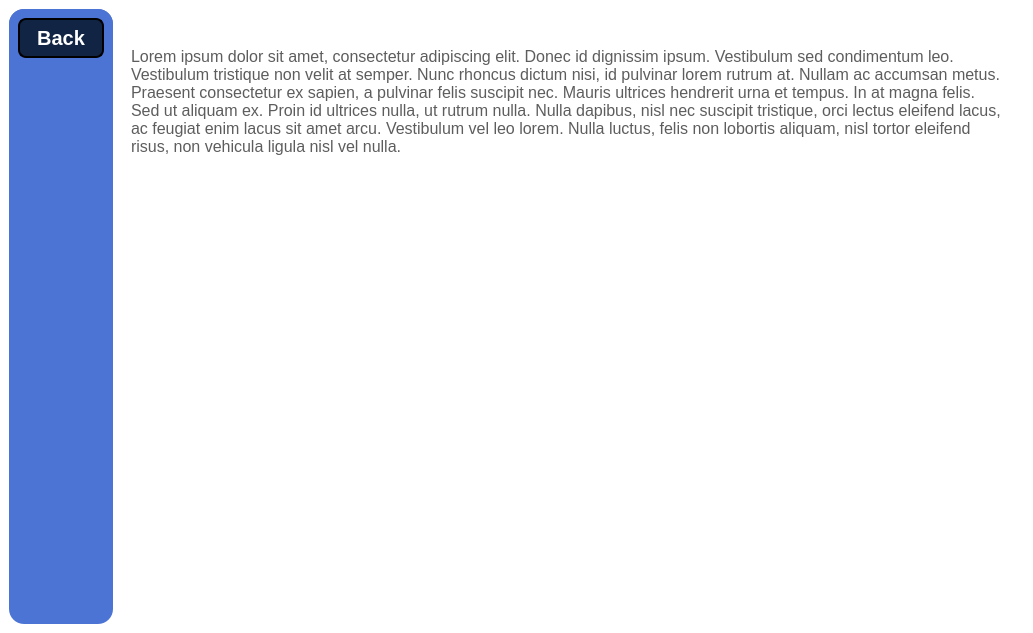
Project-K-Official/kavach-studyblu, file xedu/ui/course_reading.ui: the form before one commit.
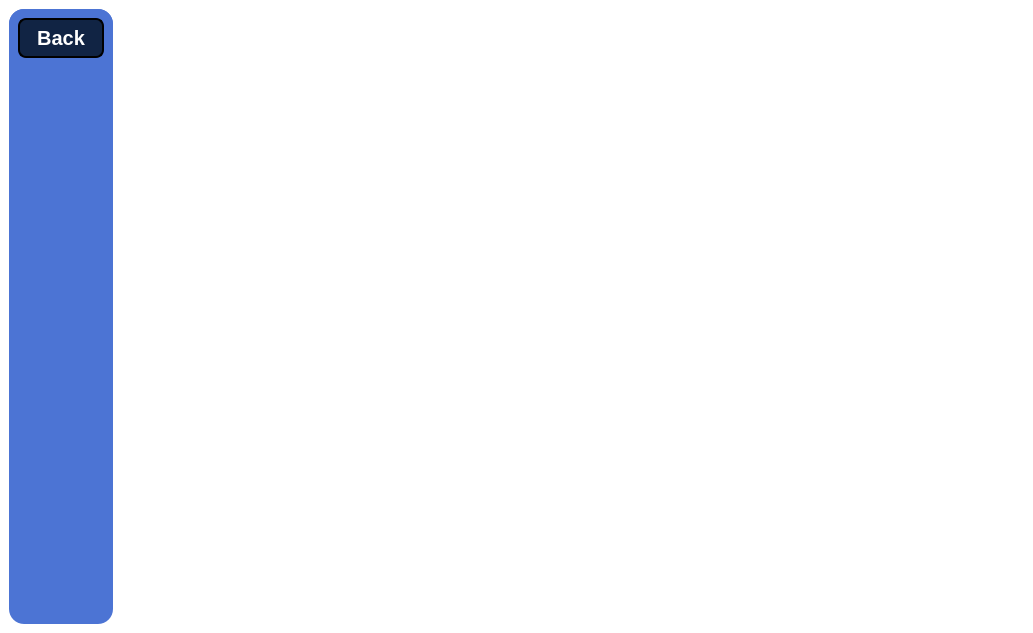
The form after the commit.

```diff
--- a/xedu/ui/course_reading.ui
+++ b/xedu/ui/course_reading.ui
@@ -28,129 +28,8 @@
    <bool>false</bool>
   </property>
   <widget class="QWidget" name="centralwidget">
-   <layout class="QGridLayout" name="gridLayout_2">
-    <property name="spacing">
-     <number>0</number>
-    </property>
-    <item row="0" column="1">
-     <widget class="QScrollArea" name="MAINContent">
-      <property name="sizePolicy">
-       <sizepolicy hsizetype="MinimumExpanding" vsizetype="MinimumExpanding">
-        <horstretch>0</horstretch>
-        <verstretch>0</verstretch>
-       </sizepolicy>
-      </property>
-      <property name="styleSheet">
-       <string notr="true">color: #000000;
-background-color: #FFFFFF;</string>
-      </property>
-      <property name="widgetResizable">
-       <bool>true</bool>
-      </property>
-      <widget class="QWidget" name="scrollAreaWidgetContents">
-       <property name="geometry">
-        <rect>
-         <x>0</x>
-         <y>0</y>
-         <width>915</width>
-         <height>615</height>
-        </rect>
-       </property>
-       <property name="sizePolicy">
-        <sizepolicy hsizetype="Minimum" vsizetype="Minimum">
-         <horstretch>0</horstretch>
-         <verstretch>0</verstretch>
-        </sizepolicy>
-       </property>
-       <layout class="QVBoxLayout" name="verticalLayout_3">
-        <item>
-         <spacer name="verticalSpacer_7">
-          <property name="orientation">
-           <enum>Qt::Vertical</enum>
-          </property>
-          <property name="sizeType">
-           <enum>QSizePolicy::Maximum</enum>
-          </property>
-          <property name="sizeHint" stdset="0">
-           <size>
-            <width>20</width>
-            <height>20</height>
-           </size>
-          </property>
-         </spacer>
-        </item>
-        <item>
-         <widget class="QScrollArea" name="scrollArea">
-          <property name="sizePolicy">
-           <sizepolicy hsizetype="Minimum" vsizetype="Minimum">
-            <horstretch>0</horstretch>
-            <verstretch>0</verstretch>
-           </sizepolicy>
-          </property>
-          <property name="styleSheet">
-           <string notr="true">border:none;</string>
-          </property>
-          <property name="widgetResizable">
-           <bool>true</bool>
-          </property>
-          <property name="alignment">
-           <set>Qt::AlignLeading|Qt::AlignLeft|Qt::AlignTop</set>
-          </property>
-          <widget class="QWidget" name="scrollAreaWidgetContents_2">
-           <property name="geometry">
-            <rect>
-             <x>0</x>
-             <y>0</y>
-             <width>897</width>
-             <height>571</height>
-            </rect>
-           </property>
-           <property name="sizePolicy">
-            <sizepolicy hsizetype="Minimum" vsizetype="Preferred">
-             <horstretch>0</horstretch>
-             <verstretch>0</verstretch>
-            </sizepolicy>
-           </property>
-           <layout class="QVBoxLayout" name="verticalLayout_2">
-            <item>
-             <widget class="QLabel" name="Para1">
-              <property name="sizePolicy">
-               <sizepolicy hsizetype="Ignored" vsizetype="MinimumExpanding">
-                <horstretch>0</horstretch>
-                <verstretch>0</verstretch>
-               </sizepolicy>
-              </property>
-              <property name="font">
-               <font>
-                <pointsize>12</pointsize>
-                <bold>false</bold>
-               </font>
-              </property>
-              <property name="styleSheet">
-               <string notr="true">color: rgb(93, 93, 93);</string>
-              </property>
-              <property name="text">
-               <string>Lorem ipsum dolor sit amet, consectetur adipiscing elit. Donec id dignissim ipsum. Vestibulum sed condimentum leo. Vestibulum tristique non velit at semper. Nunc rhoncus dictum nisi, id pulvinar lorem rutrum at. Nullam ac accumsan metus. Praesent consectetur ex sapien, a pulvinar felis suscipit nec. Mauris ultrices hendrerit urna et tempus. In at magna felis. Sed ut aliquam ex. Proin id ultrices nulla, ut rutrum nulla. Nulla dapibus, nisl nec suscipit tristique, orci lectus eleifend lacus, ac feugiat enim lacus sit amet arcu. Vestibulum vel leo lorem. Nulla luctus, felis non lobortis aliquam, nisl tortor eleifend risus, non vehicula ligula nisl vel nulla.
-
-</string>
-              </property>
-              <property name="alignment">
-               <set>Qt::AlignLeading|Qt::AlignLeft|Qt::AlignTop</set>
-              </property>
-              <property name="wordWrap">
-               <bool>true</bool>
-              </property>
-             </widget>
-            </item>
-           </layout>
-          </widget>
-         </widget>
-        </item>
-       </layout>
-      </widget>
-     </widget>
-    </item>
-    <item row="0" column="0">
+   <layout class="QHBoxLayout" name="horizontalLayout">
+    <item>
      <widget class="QScrollArea" name="ContentTable">
       <property name="sizePolicy">
        <sizepolicy hsizetype="Maximum" vsizetype="MinimumExpanding">
@@ -225,6 +104,34 @@
       </widget>
      </widget>
     </item>
+    <item>
+     <widget class="QLabel" name="Para1">
+      <property name="sizePolicy">
+       <sizepolicy hsizetype="Ignored" vsizetype="MinimumExpanding">
+        <horstretch>0</horstretch>
+        <verstretch>0</verstretch>
+       </sizepolicy>
+      </property>
+      <property name="font">
+       <font>
+        <pointsize>12</pointsize>
+        <bold>false</bold>
+       </font>
+      </property>
+      <property name="styleSheet">
+       <string notr="true">color: rgb(93, 93, 93);</string>
+      </property>
+      <property name="text">
+       <string/>
+      </property>
+      <property name="alignment">
+       <set>Qt::AlignLeading|Qt::AlignLeft|Qt::AlignTop</set>
+      </property>
+      <property name="wordWrap">
+       <bool>true</bool>
+      </property>
+     </widget>
+    </item>
    </layout>
   </widget>
  </widget>
```
Left out of the diff: 7 changed lines with no effect on the pictures.
